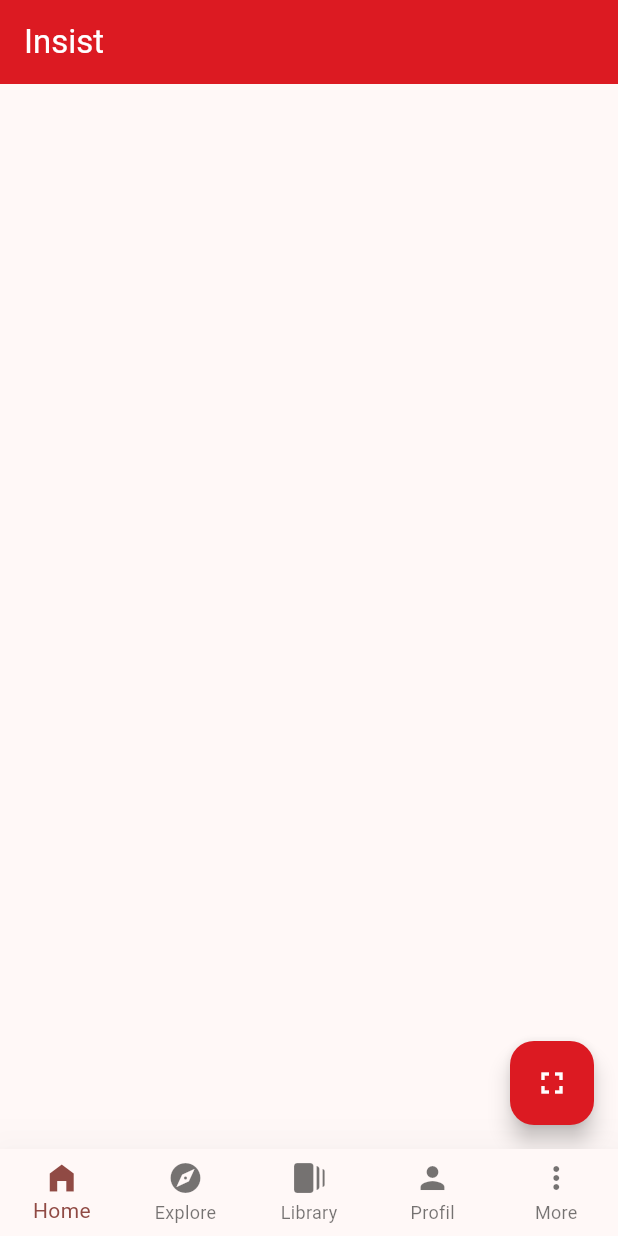
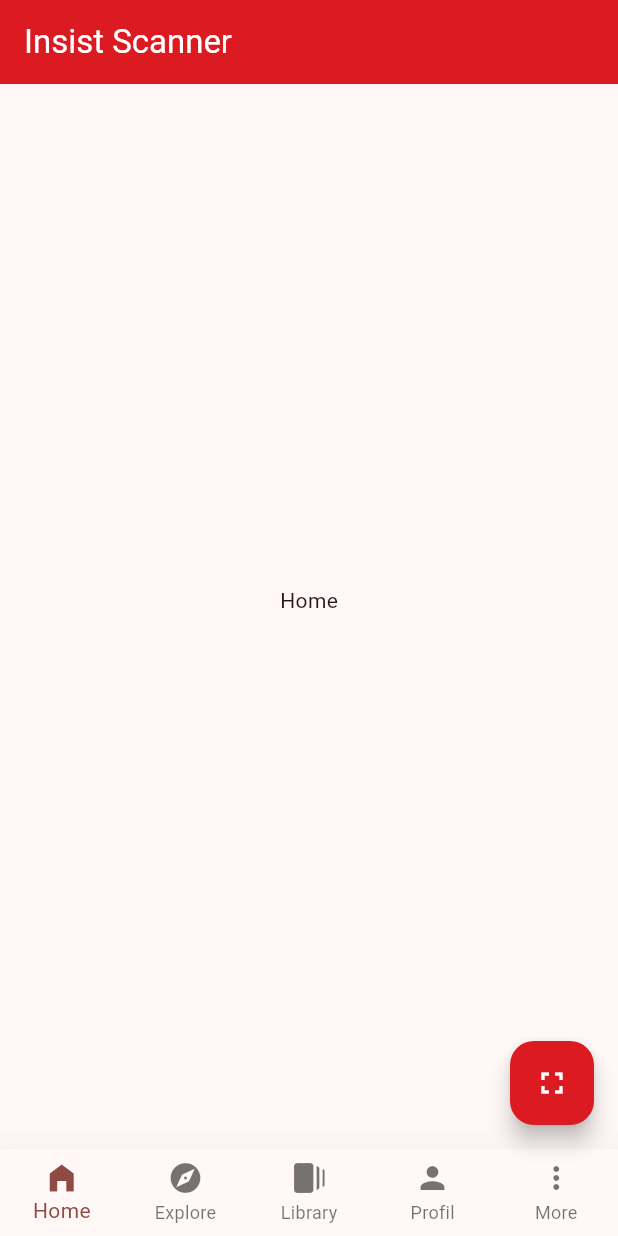
Before and after one commit to tchoupemartinjunior/flutter-app, a Flutter app: the screen it shows after launch, on a phone screen of 412 x 824 dp. Run offline on Flutter 3.47's test engine with Material 3 defaults, Android fonts, the phone set to English and light mode, and no system bars; missing offline and left inert: flutter_barcode_scanner.

Commit message:
make fab visible to all pages

```diff
--- a/lib/main.dart
+++ b/lib/main.dart
@@ -1,10 +1,13 @@
 import 'package:flutter/material.dart';
+import 'package:flutter/services.dart';
+import 'package:flutter_barcode_scanner/flutter_barcode_scanner.dart';
 import 'package:flutter_first_app/pages/explore/explore_page.dart';
 import 'package:flutter_first_app/pages/home/view/home_page.dart';
 import 'package:flutter_first_app/pages/library/library_page.dart';
 import 'package:flutter_first_app/pages/profile/profile_page.dart';
 
 void main() => runApp(MyApp());
+
 class MyApp extends StatefulWidget {
   const MyApp({super.key});
 
@@ -15,16 +18,34 @@
 class _MyAppState extends State<MyApp> {
   int _currentIndex = 0;
 
-    setCurrentIndex(int index){
+  setCurrentIndex(int index) {
     setState(() {
-      _currentIndex =index;
+      _currentIndex = index;
+    });
+  }
+
+  String _scanBarcodeResult = '';
+
+  Future<void> scanBarcode() async {
+    String barcodeScanRes;
+    try {
+      barcodeScanRes = await FlutterBarcodeScanner.scanBarcode(
+          '#ff6666', 'Annuler', true, ScanMode.BARCODE);
+      debugPrint(barcodeScanRes);
+    } on PlatformException {
+      barcodeScanRes = 'Erreur Technique';
+    }
+    if (!mounted) return;
+
+    setState(() {
+      _scanBarcodeResult = barcodeScanRes;
     });
   }
 
   @override
   Widget build(BuildContext context) {
     return MaterialApp(
-      title: 'Insist',
+        title: 'Insist Scanner',
         theme: ThemeData(
           colorScheme: ColorScheme.fromSeed(seedColor: Color(0xFFDC1A22)),
           useMaterial3: true,
@@ -33,7 +54,7 @@
           appBar: AppBar(
             backgroundColor: Color(0xFFDC1A22),
             title: const Text(
-          'Insist',
+              'Insist Scanner',
               style: TextStyle(color: Colors.white),
             ),
           ),
@@ -43,34 +64,30 @@
             const LibraryPage(),
             const ProfilePage()
           ][_currentIndex],
+          floatingActionButton: FloatingActionButton(
+            onPressed: scanBarcode,
+            tooltip: 'Scan',
+            backgroundColor: Color(0xFFDC1A22),
+            child: const Icon(Icons.fullscreen, color: Colors.white),
+          ),
           bottomNavigationBar: BottomNavigationBar(
             type: BottomNavigationBarType.fixed,
             elevation: 30,
             currentIndex: _currentIndex,
-          onTap:(index)=>setCurrentIndex(index),
+            onTap: (index) => setCurrentIndex(index),
             items: const [
               BottomNavigationBarItem(
-                icon: Icon(Icons.home_filled),
-                label: 'Home'),
+                  icon: Icon(Icons.home_filled), label: 'Home'),
               BottomNavigationBarItem(
-                icon: Icon(Icons.explore),
-                label: 'Explore'
-              ),
+                  icon: Icon(Icons.explore), label: 'Explore'),
               BottomNavigationBarItem(
-                icon: Icon(Icons.web_stories),
-                label: 'Library'
-                ),
+                  icon: Icon(Icons.web_stories), label: 'Library'),
               BottomNavigationBarItem(
-                icon: Icon(Icons.person),
-                label: 'Profil'
-                ),
+                  icon: Icon(Icons.person), label: 'Profil'),
               BottomNavigationBarItem(
-                icon: Icon(Icons.more_vert),
-                label: 'More'
-               ),
+                  icon: Icon(Icons.more_vert), label: 'More'),
             ],
           ),
-      )
-    );
+        ));
   }
 }
--- a/lib/pages/home/view/home_page.dart
+++ b/lib/pages/home/view/home_page.dart
@@ -41,15 +41,12 @@
       body: Center(
         child: Column(
           mainAxisAlignment: MainAxisAlignment.center,
-          children: <Widget>[Text(_scanBarcodeResult)],
+          children: <Widget>[
+            const Text("Home"),
+            Text(_scanBarcodeResult)],
         ),
       ),
-      floatingActionButton: FloatingActionButton(
-        onPressed: scanBarcode,
-        tooltip: 'Scan',
-        backgroundColor: Color(0xFFDC1A22),
-        child: const Icon(Icons.fullscreen, color: Colors.white),
-      ),
+
 // This trailing comma makes auto-formatting nicer for build methods.
     );
   }
```
Lines whose indentation alone changed are shown as unchanged.
